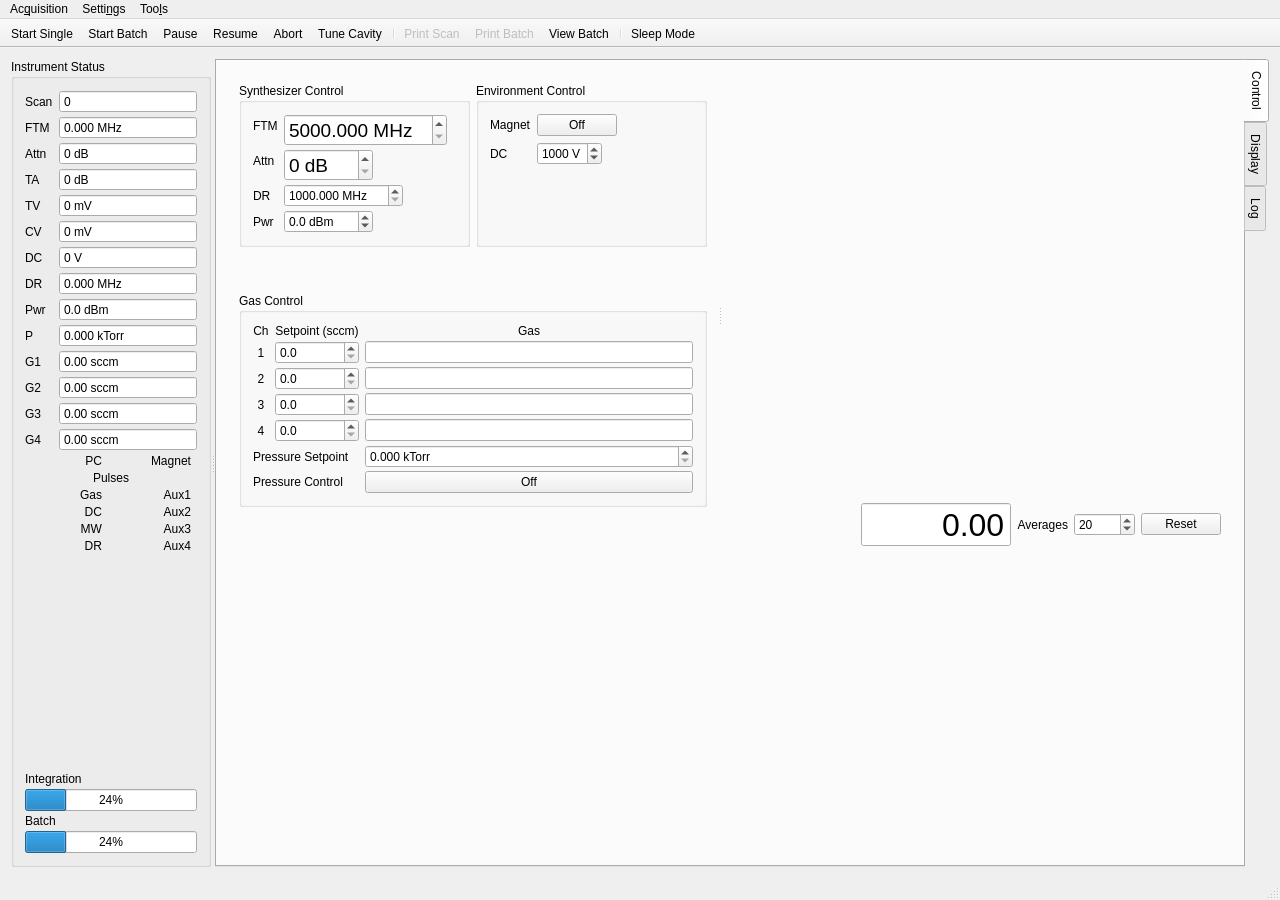
Qt form mainwindow.ui (kncrabtree/qtftm) before a commit.
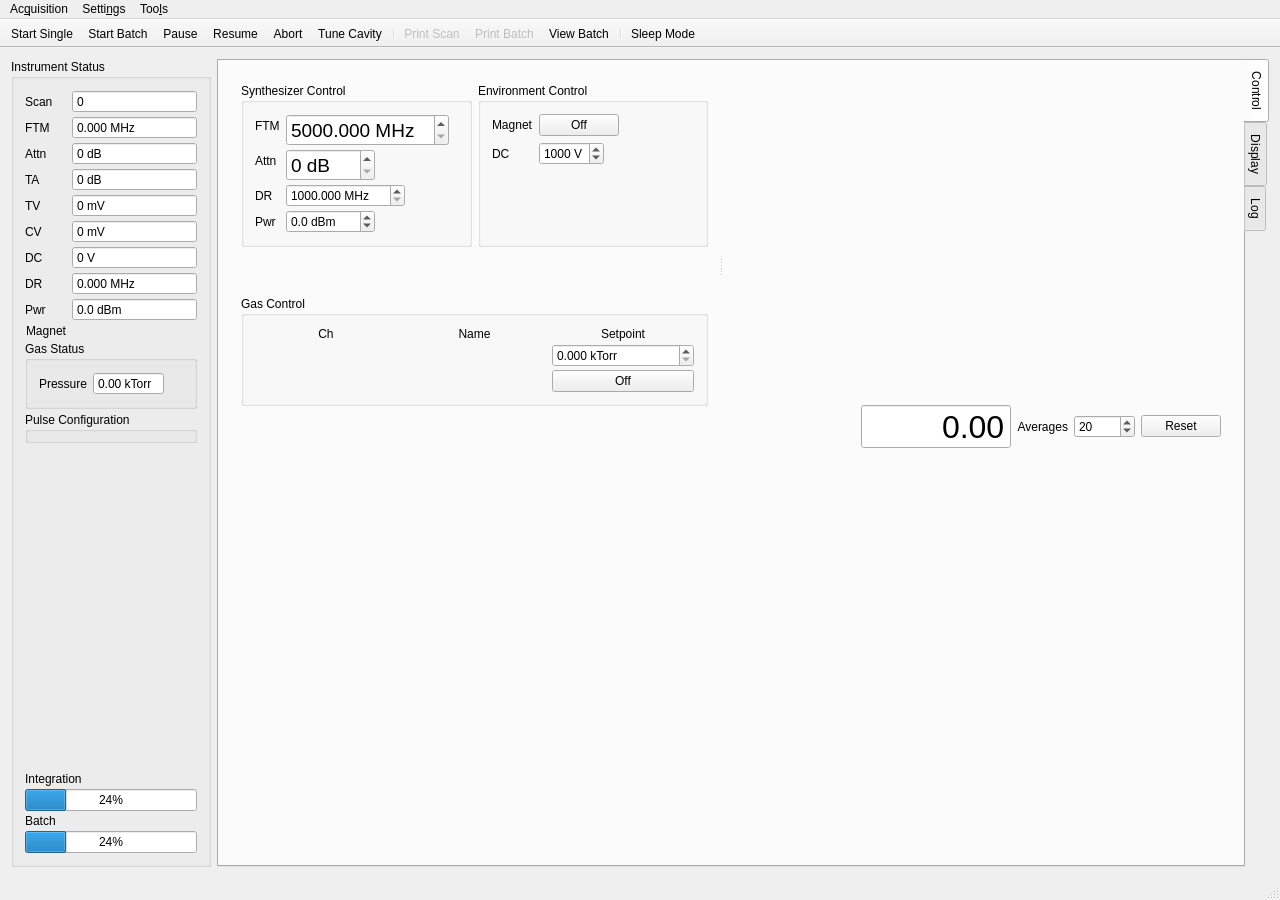
The same form after that commit. Icons and pictures are not drawn. Custom widgets are drawn as their Qt base class.

Commit message: Redo gas/pulse UI (consistent with blackchirp)

Diff of the .ui file:
```diff
--- a/mainwindow.ui
+++ b/mainwindow.ui
@@ -18,15 +18,8 @@
     <normaloff>:/icons/icons/qtftm.png</normaloff>:/icons/icons/qtftm.png</iconset>
   </property>
   <widget class="QWidget" name="centralWidget">
-   <layout class="QVBoxLayout" name="verticalLayout_4">
-    <property name="spacing">
-     <number>3</number>
-    </property>
+   <layout class="QHBoxLayout" name="horizontalLayout_4" stretch="0,1">
     <item>
-     <widget class="QSplitter" name="splitter">
-      <property name="orientation">
-       <enum>Qt::Horizontal</enum>
-      </property>
       <widget class="QGroupBox" name="statusGroupBox">
        <property name="minimumSize">
         <size>
@@ -377,341 +370,37 @@
            </widget>
           </item>
           <item row="9" column="0">
-           <widget class="QLabel" name="pLabel">
+          <widget class="QLabel" name="magLedLabel">
             <property name="text">
-             <string>P</string>
+            <string>Magnet</string>
+           </property>
+           <property name="alignment">
+            <set>Qt::AlignRight|Qt::AlignTrailing|Qt::AlignVCenter</set>
             </property>
            </widget>
           </item>
           <item row="9" column="1">
-           <widget class="QDoubleSpinBox" name="pDoubleSpinBox">
-            <property name="sizePolicy">
-             <sizepolicy hsizetype="Expanding" vsizetype="Fixed">
-              <horstretch>0</horstretch>
-              <verstretch>0</verstretch>
-             </sizepolicy>
-            </property>
-            <property name="focusPolicy">
-             <enum>Qt::NoFocus</enum>
-            </property>
-            <property name="readOnly">
-             <bool>true</bool>
-            </property>
-            <property name="buttonSymbols">
-             <enum>QAbstractSpinBox::NoButtons</enum>
-            </property>
-            <property name="keyboardTracking">
-             <bool>false</bool>
-            </property>
-            <property name="suffix">
-             <string> kTorr</string>
-            </property>
-            <property name="decimals">
-             <number>3</number>
-            </property>
-            <property name="minimum">
-             <double>-100.000000000000000</double>
-            </property>
-            <property name="maximum">
-             <double>100.000000000000000</double>
-            </property>
-           </widget>
-          </item>
-          <item row="10" column="0">
-           <widget class="QLabel" name="g1Label">
-            <property name="text">
-             <string>G1</string>
-            </property>
-           </widget>
-          </item>
-          <item row="10" column="1">
-           <widget class="QDoubleSpinBox" name="g1DoubleSpinBox">
-            <property name="sizePolicy">
-             <sizepolicy hsizetype="Expanding" vsizetype="Fixed">
-              <horstretch>0</horstretch>
-              <verstretch>0</verstretch>
-             </sizepolicy>
-            </property>
-            <property name="focusPolicy">
-             <enum>Qt::NoFocus</enum>
-            </property>
-            <property name="readOnly">
-             <bool>true</bool>
-            </property>
-            <property name="buttonSymbols">
-             <enum>QAbstractSpinBox::NoButtons</enum>
-            </property>
-            <property name="keyboardTracking">
-             <bool>false</bool>
-            </property>
-            <property name="suffix">
-             <string> sccm</string>
-            </property>
-            <property name="minimum">
-             <double>-1000.000000000000000</double>
-            </property>
-            <property name="maximum">
-             <double>1000.000000000000000</double>
-            </property>
-           </widget>
-          </item>
-          <item row="11" column="0">
-           <widget class="QLabel" name="g2Label">
-            <property name="text">
-             <string>G2</string>
-            </property>
-           </widget>
-          </item>
-          <item row="11" column="1">
-           <widget class="QDoubleSpinBox" name="g2DoubleSpinBox">
-            <property name="sizePolicy">
-             <sizepolicy hsizetype="Expanding" vsizetype="Fixed">
-              <horstretch>0</horstretch>
-              <verstretch>0</verstretch>
-             </sizepolicy>
-            </property>
-            <property name="focusPolicy">
-             <enum>Qt::NoFocus</enum>
-            </property>
-            <property name="readOnly">
-             <bool>true</bool>
-            </property>
-            <property name="buttonSymbols">
-             <enum>QAbstractSpinBox::NoButtons</enum>
-            </property>
-            <property name="keyboardTracking">
-             <bool>false</bool>
-            </property>
-            <property name="suffix">
-             <string> sccm</string>
-            </property>
-            <property name="minimum">
-             <double>-1000.000000000000000</double>
-            </property>
-            <property name="maximum">
-             <double>1000.000000000000000</double>
-            </property>
-           </widget>
-          </item>
-          <item row="12" column="0">
-           <widget class="QLabel" name="g3Label">
-            <property name="text">
-             <string>G3</string>
-            </property>
-           </widget>
-          </item>
-          <item row="12" column="1">
-           <widget class="QDoubleSpinBox" name="g3DoubleSpinBox">
-            <property name="sizePolicy">
-             <sizepolicy hsizetype="Expanding" vsizetype="Fixed">
-              <horstretch>0</horstretch>
-              <verstretch>0</verstretch>
-             </sizepolicy>
-            </property>
-            <property name="focusPolicy">
-             <enum>Qt::NoFocus</enum>
-            </property>
-            <property name="readOnly">
-             <bool>true</bool>
-            </property>
-            <property name="buttonSymbols">
-             <enum>QAbstractSpinBox::NoButtons</enum>
-            </property>
-            <property name="keyboardTracking">
-             <bool>false</bool>
-            </property>
-            <property name="suffix">
-             <string> sccm</string>
-            </property>
-            <property name="minimum">
-             <double>-1000.000000000000000</double>
-            </property>
-            <property name="maximum">
-             <double>1000.000000000000000</double>
-            </property>
-           </widget>
-          </item>
-          <item row="13" column="0">
-           <widget class="QLabel" name="g4Label">
-            <property name="text">
-             <string>G4</string>
-            </property>
-           </widget>
-          </item>
-          <item row="13" column="1">
-           <widget class="QDoubleSpinBox" name="g4DoubleSpinBox">
-            <property name="sizePolicy">
-             <sizepolicy hsizetype="Expanding" vsizetype="Fixed">
-              <horstretch>0</horstretch>
-              <verstretch>0</verstretch>
-             </sizepolicy>
-            </property>
-            <property name="focusPolicy">
-             <enum>Qt::NoFocus</enum>
-            </property>
-            <property name="readOnly">
-             <bool>true</bool>
-            </property>
-            <property name="buttonSymbols">
-             <enum>QAbstractSpinBox::NoButtons</enum>
-            </property>
-            <property name="keyboardTracking">
-             <bool>false</bool>
-            </property>
-            <property name="suffix">
-             <string> sccm</string>
-            </property>
-            <property name="minimum">
-             <double>-1000.000000000000000</double>
-            </property>
-            <property name="maximum">
-             <double>1000.000000000000000</double>
+          <widget class="Led" name="magnetLed" native="true">
+           <property name="minimumSize">
+            <size>
+             <width>0</width>
+             <height>0</height>
+            </size>
             </property>
            </widget>
           </item>
          </layout>
         </item>
         <item>
-         <layout class="QGridLayout" name="gridLayout_3" columnstretch="1,0,1,0">
-          <property name="verticalSpacing">
-           <number>3</number>
-          </property>
-          <item row="3" column="3">
-           <widget class="Led" name="aux2Led" native="true"/>
-          </item>
-          <item row="4" column="0">
-           <widget class="QLabel" name="mwLedLabel">
-            <property name="text">
-             <string>MW</string>
-            </property>
-            <property name="alignment">
-             <set>Qt::AlignRight|Qt::AlignTrailing|Qt::AlignVCenter</set>
-            </property>
-            <property name="margin">
-             <number>5</number>
-            </property>
-           </widget>
-          </item>
-          <item row="2" column="2">
-           <widget class="QLabel" name="chELedLabel">
-            <property name="text">
-             <string>Aux1</string>
-            </property>
-            <property name="alignment">
-             <set>Qt::AlignRight|Qt::AlignTrailing|Qt::AlignVCenter</set>
-            </property>
-            <property name="margin">
-             <number>5</number>
-            </property>
-           </widget>
-          </item>
-          <item row="2" column="0">
-           <widget class="QLabel" name="gasLedLabel">
-            <property name="text">
-             <string>Gas</string>
-            </property>
-            <property name="alignment">
-             <set>Qt::AlignRight|Qt::AlignTrailing|Qt::AlignVCenter</set>
-            </property>
-            <property name="margin">
-             <number>5</number>
-            </property>
-           </widget>
-          </item>
-          <item row="3" column="2">
-           <widget class="QLabel" name="chFLedLabel">
-            <property name="text">
-             <string>Aux2</string>
-            </property>
-            <property name="alignment">
-             <set>Qt::AlignRight|Qt::AlignTrailing|Qt::AlignVCenter</set>
-            </property>
-            <property name="margin">
-             <number>5</number>
-            </property>
-           </widget>
-          </item>
-          <item row="3" column="0">
-           <widget class="QLabel" name="dcLedLabel">
-            <property name="text">
-             <string>DC</string>
-            </property>
-            <property name="alignment">
-             <set>Qt::AlignRight|Qt::AlignTrailing|Qt::AlignVCenter</set>
-            </property>
-            <property name="margin">
-             <number>5</number>
-            </property>
-           </widget>
-          </item>
-          <item row="5" column="0">
-           <widget class="QLabel" name="drLedLabel">
-            <property name="text">
-             <string>DR</string>
-            </property>
-            <property name="alignment">
-             <set>Qt::AlignRight|Qt::AlignTrailing|Qt::AlignVCenter</set>
-            </property>
-            <property name="margin">
-             <number>5</number>
-            </property>
-           </widget>
-          </item>
-          <item row="4" column="2">
-           <widget class="QLabel" name="chGLedLabel">
-            <property name="text">
-             <string>Aux3</string>
-            </property>
-            <property name="alignment">
-             <set>Qt::AlignRight|Qt::AlignTrailing|Qt::AlignVCenter</set>
-            </property>
-            <property name="margin">
-             <number>5</number>
-            </property>
-           </widget>
-          </item>
-          <item row="5" column="2">
-           <widget class="QLabel" name="chHLedLabel">
-            <property name="text">
-             <string>Aux4</string>
-            </property>
-            <property name="alignment">
-             <set>Qt::AlignRight|Qt::AlignTrailing|Qt::AlignVCenter</set>
-            </property>
-            <property name="margin">
-             <number>5</number>
-            </property>
-           </widget>
-          </item>
-          <item row="4" column="3">
-           <widget class="Led" name="aux3Led" native="true"/>
-          </item>
-          <item row="2" column="3">
-           <widget class="Led" name="aux1Led" native="true"/>
-          </item>
-          <item row="1" column="0" colspan="4">
-           <widget class="QLabel" name="label_24">
-            <property name="text">
-             <string>Pulses</string>
-            </property>
-            <property name="alignment">
-             <set>Qt::AlignCenter</set>
-            </property>
-           </widget>
-          </item>
-          <item row="5" column="3">
-           <widget class="Led" name="aux4Led" native="true"/>
-          </item>
-          <item row="0" column="3">
-           <widget class="Led" name="magnetLed" native="true"/>
-          </item>
-          <item row="3" column="1">
-           <widget class="Led" name="dcLed" native="true"/>
-          </item>
+        <widget class="QGroupBox" name="flowStatusBox">
+         <property name="title">
+          <string>Gas Status</string>
+         </property>
+         <layout class="QGridLayout" name="gridLayout_2">
           <item row="0" column="0">
-           <widget class="QLabel" name="label_12">
+           <widget class="QLabel" name="label_13">
             <property name="text">
-             <string>PC</string>
+             <string>Pressure</string>
             </property>
             <property name="alignment">
              <set>Qt::AlignRight|Qt::AlignTrailing|Qt::AlignVCenter</set>
@@ -719,28 +408,38 @@
            </widget>
           </item>
           <item row="0" column="1">
+           <widget class="QDoubleSpinBox" name="pressureDoubleSpinBox">
+            <property name="readOnly">
+             <bool>true</bool>
+            </property>
+            <property name="buttonSymbols">
+             <enum>QAbstractSpinBox::NoButtons</enum>
+            </property>
+            <property name="keyboardTracking">
+             <bool>false</bool>
+            </property>
+            <property name="suffix">
+             <string> kTorr</string>
+            </property>
+           </widget>
+          </item>
+          <item row="0" column="2">
            <widget class="Led" name="pressureLed" native="true"/>
           </item>
-          <item row="5" column="1">
-           <widget class="Led" name="drLed" native="true"/>
-          </item>
-          <item row="2" column="1">
-           <widget class="Led" name="gasLed" native="true"/>
-          </item>
-          <item row="0" column="2">
-           <widget class="QLabel" name="magLedLabel">
-            <property name="text">
-             <string>Magnet</string>
-            </property>
-            <property name="alignment">
-             <set>Qt::AlignRight|Qt::AlignTrailing|Qt::AlignVCenter</set>
-            </property>
-           </widget>
-          </item>
-          <item row="4" column="1">
-           <widget class="Led" name="mwLed" native="true"/>
-          </item>
          </layout>
+         <zorder>label_13</zorder>
+         <zorder>pressureDoubleSpinBox</zorder>
+         <zorder>pressureLed</zorder>
+         <zorder></zorder>
+         <zorder>magnetLed</zorder>
+        </widget>
+       </item>
+       <item>
+        <widget class="QGroupBox" name="pulseConfigBox">
+         <property name="title">
+          <string>Pulse Configuration</string>
+         </property>
+        </widget>
         </item>
         <item>
          <spacer name="verticalSpacer">
@@ -792,6 +491,8 @@
         </item>
        </layout>
       </widget>
+    </item>
+    <item>
       <widget class="QTabWidget" name="tabWidget">
        <property name="tabPosition">
         <enum>QTabWidget::East</enum>
@@ -1021,23 +722,7 @@
                 <property name="verticalSpacing">
                  <number>3</number>
                 </property>
-                <item row="3" column="1">
-                 <widget class="QDoubleSpinBox" name="g2setPointBox">
-                  <property name="keyboardTracking">
-                   <bool>false</bool>
-                  </property>
-                  <property name="suffix">
-                   <string/>
-                  </property>
-                  <property name="decimals">
-                   <number>1</number>
-                  </property>
-                  <property name="maximum">
-                   <double>1000000.000000000000000</double>
-                  </property>
-                 </widget>
-                </item>
-                <item row="1" column="0">
+               <item row="0" column="0">
                  <widget class="QLabel" name="label_5">
                   <property name="sizePolicy">
                    <sizepolicy hsizetype="Minimum" vsizetype="Preferred">
@@ -1053,184 +738,27 @@
                   </property>
                  </widget>
                 </item>
-                <item row="1" column="1">
+               <item row="0" column="1">
                  <widget class="QLabel" name="label_6">
                   <property name="text">
-                   <string>Setpoint (sccm)</string>
+                  <string>Name</string>
                   </property>
                   <property name="alignment">
                    <set>Qt::AlignCenter</set>
                   </property>
                  </widget>
                 </item>
-                <item row="1" column="2">
+               <item row="0" column="2">
                  <widget class="QLabel" name="label_7">
                   <property name="text">
-                   <string>Gas</string>
+                  <string>Setpoint</string>
                   </property>
                   <property name="alignment">
                    <set>Qt::AlignCenter</set>
                   </property>
                  </widget>
                 </item>
-                <item row="2" column="0">
-                 <widget class="QLabel" name="label_8">
-                  <property name="sizePolicy">
-                   <sizepolicy hsizetype="Minimum" vsizetype="Preferred">
-                    <horstretch>0</horstretch>
-                    <verstretch>0</verstretch>
-                   </sizepolicy>
-                  </property>
-                  <property name="text">
-                   <string>1</string>
-                  </property>
-                  <property name="alignment">
-                   <set>Qt::AlignCenter</set>
-                  </property>
-                 </widget>
-                </item>
-                <item row="3" column="0">
-                 <widget class="QLabel" name="label_9">
-                  <property name="sizePolicy">
-                   <sizepolicy hsizetype="Minimum" vsizetype="Preferred">
-                    <horstretch>0</horstretch>
-                    <verstretch>0</verstretch>
-                   </sizepolicy>
-                  </property>
-                  <property name="text">
-                   <string>2</string>
-                  </property>
-                  <property name="alignment">
-                   <set>Qt::AlignCenter</set>
-                  </property>
-                 </widget>
-                </item>
-                <item row="4" column="0">
-                 <widget class="QLabel" name="label_10">
-                  <property name="sizePolicy">
-                   <sizepolicy hsizetype="Minimum" vsizetype="Preferred">
-                    <horstretch>0</horstretch>
-                    <verstretch>0</verstretch>
-                   </sizepolicy>
-                  </property>
-                  <property name="text">
-                   <string>3</string>
-                  </property>
-                  <property name="alignment">
-                   <set>Qt::AlignCenter</set>
-                  </property>
-                 </widget>
-                </item>
-                <item row="5" column="0">
-                 <widget class="QLabel" name="label_11">
-                  <property name="sizePolicy">
-                   <sizepolicy hsizetype="Minimum" vsizetype="Preferred">
-                    <horstretch>0</horstretch>
-                    <verstretch>0</verstretch>
-                   </sizepolicy>
-                  </property>
-                  <property name="text">
-                   <string>4</string>
-                  </property>
-                  <property name="alignment">
-                   <set>Qt::AlignCenter</set>
-                  </property>
-                 </widget>
-                </item>
-                <item row="2" column="1">
-                 <widget class="QDoubleSpinBox" name="g1setPointBox">
-                  <property name="keyboardTracking">
-                   <bool>false</bool>
-                  </property>
-                  <property name="suffix">
-                   <string/>
-                  </property>
-                  <property name="decimals">
-                   <number>1</number>
-                  </property>
-                  <property name="maximum">
-                   <double>1000000.000000000000000</double>
-                  </property>
-                 </widget>
-                </item>
-                <item row="4" column="1">
-                 <widget class="QDoubleSpinBox" name="g3setPointBox">
-                  <property name="keyboardTracking">
-                   <bool>false</bool>
-                  </property>
-                  <property name="suffix">
-                   <string/>
-                  </property>
-                  <property name="decimals">
-                   <number>1</number>
-                  </property>
-                  <property name="maximum">
-                   <double>1000000.000000000000000</double>
-                  </property>
-                 </widget>
-                </item>
-                <item row="5" column="1">
-                 <widget class="QDoubleSpinBox" name="g4setPointBox">
-                  <property name="keyboardTracking">
-                   <bool>false</bool>
-                  </property>
-                  <property name="suffix">
-                   <string/>
-                  </property>
-                  <property name="decimals">
-                   <number>1</number>
-                  </property>
-                  <property name="maximum">
-                   <double>1000000.000000000000000</double>
-                  </property>
-                 </widget>
-                </item>
                 <item row="2" column="2">
-                 <widget class="QLineEdit" name="g1lineEdit"/>
-                </item>
-                <item row="3" column="2">
-                 <widget class="QLineEdit" name="g2lineEdit"/>
-                </item>
-                <item row="4" column="2">
-                 <widget class="QLineEdit" name="g3lineEdit"/>
-                </item>
-                <item row="5" column="2">
-                 <widget class="QLineEdit" name="g4lineEdit"/>
-                </item>
-                <item row="6" column="0" colspan="2">
-                 <widget class="QLabel" name="label_18">
-                  <property name="text">
-                   <string>Pressure Setpoint</string>
-                  </property>
-                 </widget>
-                </item>
-                <item row="6" column="2">
-                 <widget class="QDoubleSpinBox" name="pressureSetPointBox">
-                  <property name="keyboardTracking">
-                   <bool>false</bool>
-                  </property>
-                  <property name="suffix">
-                   <string> kTorr</string>
-                  </property>
-                  <property name="decimals">
-                   <number>3</number>
-                  </property>
-                  <property name="maximum">
-                   <double>1000.000000000000000</double>
-                  </property>
-                  <property name="singleStep">
-                   <double>0.500000000000000</double>
-                  </property>
-                 </widget>
-                </item>
-                <item row="7" column="0" colspan="2">
-                 <widget class="QLabel" name="label_19">
-                  <property name="text">
-                   <string>Pressure Control</string>
-                  </property>
-                 </widget>
-                </item>
-                <item row="7" column="2">
                  <widget class="QPushButton" name="pressureControlButton">
                   <property name="text">
                    <string>Off</string>
@@ -1240,6 +768,25 @@
                   </property>
                  </widget>
                 </item>
+               <item row="1" column="2">
+                <widget class="QDoubleSpinBox" name="pressureControlBox">
+                 <property name="keyboardTracking">
+                  <bool>false</bool>
+                 </property>
+                 <property name="suffix">
+                  <string> kTorr</string>
+                 </property>
+                 <property name="decimals">
+                  <number>3</number>
+                 </property>
+                 <property name="maximum">
+                  <double>1000.000000000000000</double>
+                 </property>
+                 <property name="singleStep">
+                  <double>0.500000000000000</double>
+                 </property>
+                </widget>
+               </item>
                </layout>
               </widget>
              </item>
@@ -1467,7 +1014,6 @@
         </layout>
        </widget>
       </widget>
-     </widget>
     </item>
    </layout>
   </widget>
```
Left out of the diff: 10 changed lines with no effect on the pictures. Lines whose indentation alone changed are shown as unchanged. The commit also changes 4 other files.
